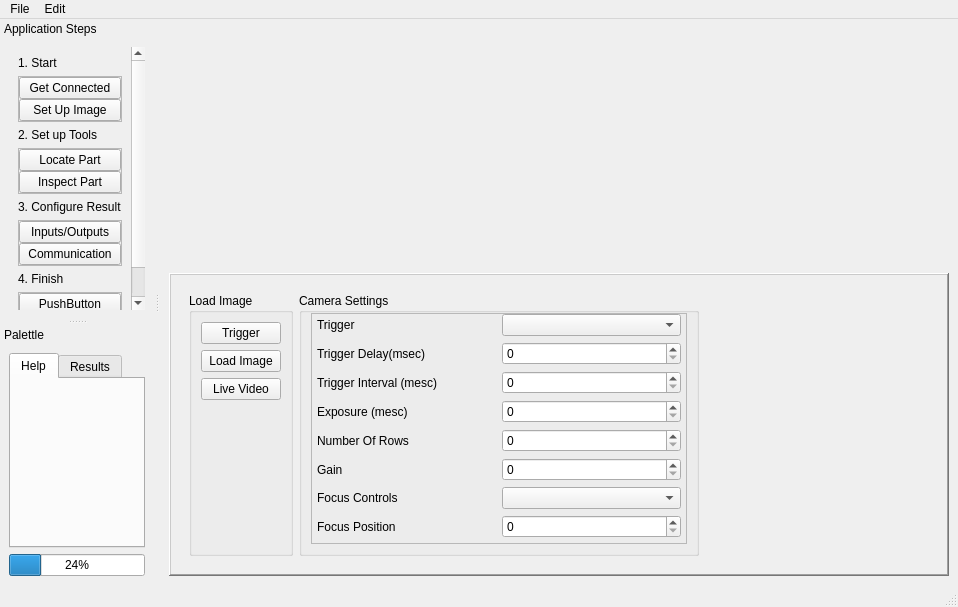
Above: deepvision-ui/gui/ui_mainwindow.ui from itsarpitgupta/dream-projects before the change. Below: the same form after it.
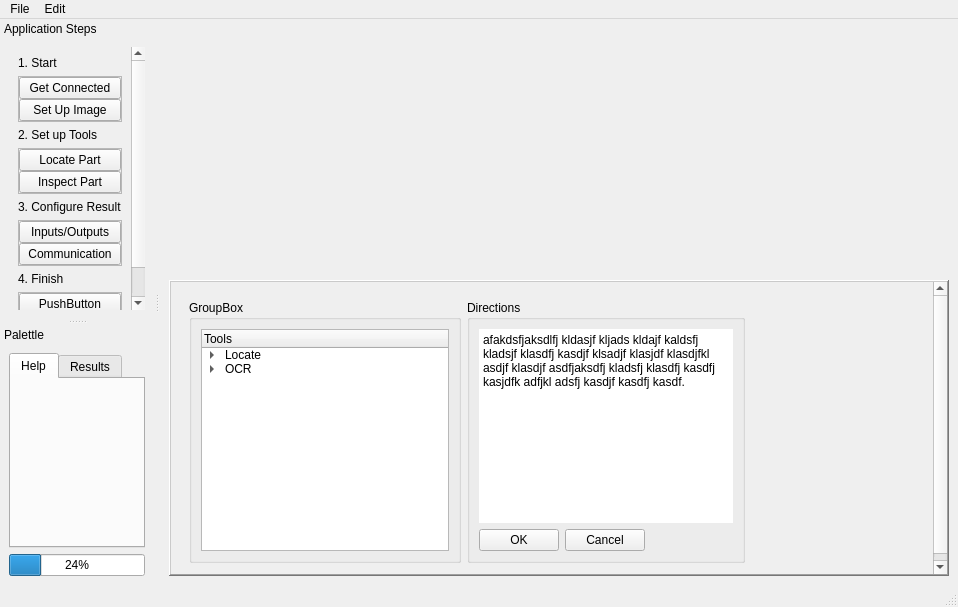
That is the form after the change. The open tabs and pages were chosen to show the change. Custom widgets are drawn as their Qt base class.

Commit message: file dialog completed

Patch:
```diff
--- a/deepvision-ui/gui/ui_mainwindow.ui
+++ b/deepvision-ui/gui/ui_mainwindow.ui
@@ -51,6 +51,12 @@
          <height>276</height>
         </size>
        </property>
+       <property name="maximumSize">
+        <size>
+         <width>16777215</width>
+         <height>296</height>
+        </size>
+       </property>
        <property name="frameShape">
         <enum>QFrame::WinPanel</enum>
        </property>
@@ -58,8 +64,41 @@
         <enum>QFrame::Raised</enum>
        </property>
        <layout class="QGridLayout" name="gridLayout_2">
+        <property name="leftMargin">
+         <number>0</number>
+        </property>
+        <property name="topMargin">
+         <number>0</number>
+        </property>
+        <property name="rightMargin">
+         <number>0</number>
+        </property>
+        <property name="bottomMargin">
+         <number>0</number>
+        </property>
+        <property name="spacing">
+         <number>0</number>
+        </property>
         <item row="0" column="0">
-         <widget class="QStackedWidget" name="stackedWidget">
+         <widget class="QScrollArea" name="scrollArea_2">
+          <property name="frameShape">
+           <enum>QFrame::NoFrame</enum>
+          </property>
+          <property name="widgetResizable">
+           <bool>true</bool>
+          </property>
+          <widget class="QWidget" name="scrollAreaWidgetContents_3">
+           <property name="geometry">
+            <rect>
+             <x>0</x>
+             <y>0</y>
+             <width>786</width>
+             <height>292</height>
+            </rect>
+           </property>
+           <layout class="QGridLayout" name="gridLayout_25">
+            <item row="0" column="0">
+             <widget class="QStackedWidget" name="stackedWidget_2">
           <property name="currentIndex">
            <number>1</number>
           </property>
@@ -301,8 +340,8 @@
             </item>
            </layout>
           </widget>
-          <widget class="QWidget" name="setupimage">
-           <layout class="QGridLayout" name="gridLayout_10">
+              <widget class="QWidget" name="setupimage_2">
+               <layout class="QGridLayout" name="gridLayout_18">
             <item row="0" column="0">
              <widget class="QGroupBox" name="groupBox_4">
               <property name="title">
@@ -486,8 +525,8 @@
             </item>
            </layout>
           </widget>
-          <widget class="QWidget" name="page">
-           <layout class="QGridLayout" name="gridLayout_14">
+              <widget class="QWidget" name="page_2">
+               <layout class="QGridLayout" name="gridLayout_22">
             <item row="0" column="0">
              <widget class="QGroupBox" name="groupBox_6">
               <property name="title">
@@ -610,6 +649,10 @@
                </size>
               </property>
              </spacer>
+                </item>
+               </layout>
+              </widget>
+             </widget>
             </item>
            </layout>
           </widget>
```
Left out of the diff: 148 changed lines with no effect on the pictures. Lines whose indentation alone changed are shown as unchanged. The commit also changes 5 other files.
